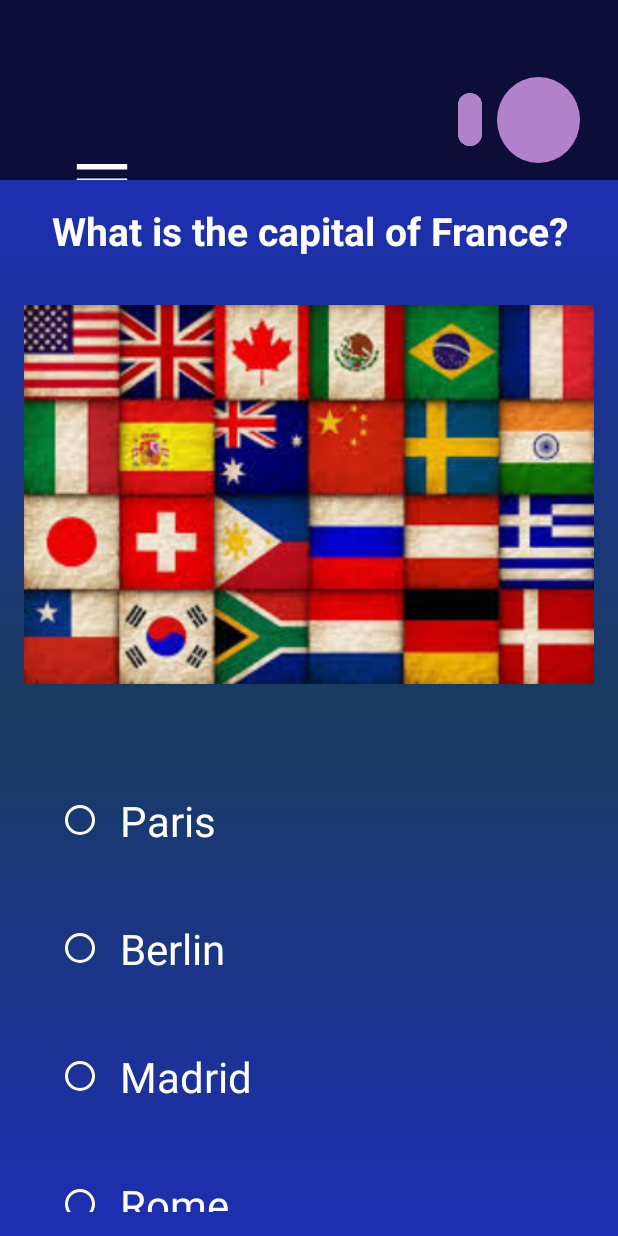
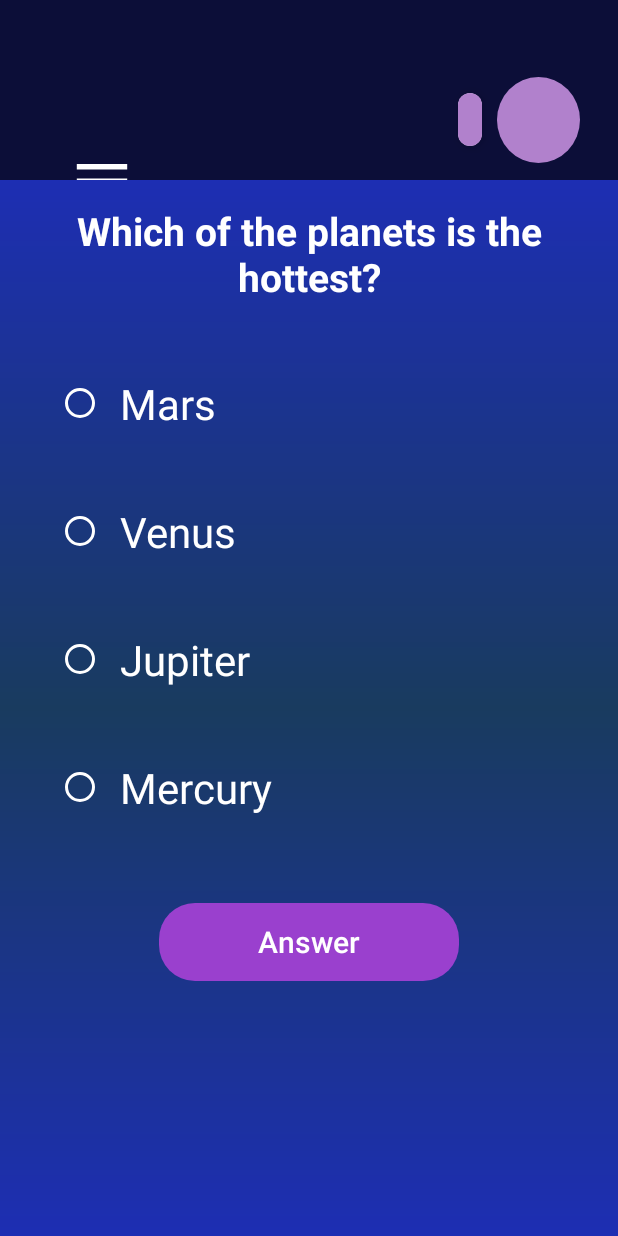
Before and after one commit to MikePap3421/Quiz_App, an Android app built with Jetpack Compose: the SecondActivity screen opened directly, with no data from a screen before it, after a tap on "Science", on a phone screen of 412 x 824 dp. Run offline under Robolectric (Android 15) with nearby library versions, the phone set to English and light mode, and no system bars; our stand-ins replace Room's generated code; 3 other taps on this screen came first.

Commit message:
Add files via upload

```diff
--- a/src/main/java/com/example/quizappproject/Dao/QuestionDao.kt
+++ b/src/main/java/com/example/quizappproject/Dao/QuestionDao.kt
@@ -14,7 +14,7 @@ interface QuestionDao {
     suspend fun insertQuestion(question: QuestionEntity)
 
     @Query("SELECT * FROM questions WHERE categoryName = :categoryName")
-     fun getQuestionsByCategory(categoryName: String): List<QuestionEntity>
+     suspend fun getQuestionsByCategory(categoryName: String): List<QuestionEntity>
 
     @Query("SELECT * FROM questions")
     suspend fun getAllQuestions(): List<QuestionEntity>
--- a/src/main/java/com/example/quizappproject/Fragments/QuestionFragment.kt
+++ b/src/main/java/com/example/quizappproject/Fragments/QuestionFragment.kt
@@ -4,7 +4,11 @@ import android.os.Bundle
 import android.view.*
 import android.widget.*
 import androidx.fragment.app.Fragment
+import androidx.lifecycle.lifecycleScope
+import com.example.quizappproject.AppDatabase
+import com.example.quizappproject.Entities.QuestionEntity
 import com.example.quizappproject.R
+import kotlinx.coroutines.launch
 
 class QuestionFragment : Fragment() {
 
@@ -14,6 +18,9 @@ class QuestionFragment : Fragment() {
     private lateinit var questionImage: ImageView
     private lateinit var radioGroup: RadioGroup
     private lateinit var answerButton: Button
+
+    private var questions: List<QuestionEntity> = emptyList()
+    private var currentIndex = 0
 
     override fun onCreate(savedInstanceState: Bundle?) {
         super.onCreate(savedInstanceState)
@@ -28,42 +35,70 @@ class QuestionFragment : Fragment() {
     }
 
     override fun onViewCreated(view: View, savedInstanceState: Bundle?) {
+        super.onViewCreated(view, savedInstanceState)
+
         questionText = view.findViewById(R.id.questionTextView)
         questionImage = view.findViewById(R.id.question_img)
         radioGroup = view.findViewById(R.id.answersRadioGroup)
         answerButton = view.findViewById(R.id.submitAnswerButton)
 
-        // 👇 Placeholder question
-        loadMockQuestion()
+        lifecycleScope.launch {
+            val db = AppDatabase.getDatabase(requireContext())
+            questions = db.questionDao().getQuestionsByCategory(categoryName ?: "")
+
+            if (questions.isNotEmpty()) {
+                showQuestion(questions[currentIndex])
+            } else {
+                questionText.text = "No questions available for this category"
+                answerButton.visibility = View.GONE
+            }
+        }
 
         answerButton.setOnClickListener {
             val selectedId = radioGroup.checkedRadioButtonId
             if (selectedId == -1) {
                 Toast.makeText(requireContext(), "Please select an answer", Toast.LENGTH_SHORT).show()
             } else {
-                val selectedAnswer = view.findViewById<RadioButton>(selectedId)
-                checkAnswer(selectedAnswer.text.toString())
+                checkAnswer(selectedId)
             }
         }
     }
 
-    private fun loadMockQuestion() {
-        questionText.text = "What is the capital of France?"
-        questionImage.setImageResource(R.drawable.flags) // use a dummy image
-        val answers = listOf("Paris", "Berlin", "Madrid", "Rome")
+    private fun showQuestion(question: QuestionEntity) {
+        questionText.text = question.questionText
+
+        // Load image by name from drawable
+        if (!question.imageUrl.isNullOrEmpty()) {
+            val resId = resources.getIdentifier(question.imageUrl, "drawable", requireContext().packageName)
+            if (resId != 0) {
+                questionImage.setImageResource(resId)
+                questionImage.visibility = View.VISIBLE
+            } else {
+                questionImage.visibility = View.GONE
+            }
+        } else {
+            questionImage.visibility = View.GONE
+        }
+
+        val answers = listOf(
+            question.answer1,
+            question.answer2,
+            question.answer3,
+            question.answer4
+        )
 
         radioGroup.removeAllViews()
-        for (answer in answers) {
+        answers.forEachIndexed { index, answer ->
             val radioButton = RadioButton(requireContext()).apply {
                 text = answer
                 id = View.generateViewId()
+                tag = index // This keeps track of the position
                 textSize = 28f
                 setPadding(16, 24, 16, 24)
                 minHeight = 72
                 setTextColor(resources.getColor(R.color.white, null))
                 buttonTintList = resources.getColorStateList(R.color.white, null)
                 gravity = Gravity.CENTER_VERTICAL
-
                 layoutParams = RadioGroup.LayoutParams(
                     RadioGroup.LayoutParams.WRAP_CONTENT,
                     RadioGroup.LayoutParams.WRAP_CONTENT
@@ -73,23 +108,37 @@ class QuestionFragment : Fragment() {
                     marginStart = 8
                     marginEnd = 8
                 }
-
             }
             radioGroup.addView(radioButton)
         }
-
-
     }
 
-    private fun checkAnswer(selected: String) {
-        val correctAnswer = "Paris"
-        if (selected == correctAnswer) {
+    private fun checkAnswer(selectedId: Int) {
+        val selectedRadioButton = view?.findViewById<RadioButton>(selectedId)
+        val selectedIndex = selectedRadioButton?.tag as? Int
+
+        val correctAnswerIndex = questions[currentIndex].correctAnswerIndex-1
+
+        if (selectedIndex == correctAnswerIndex) {
             Toast.makeText(requireContext(), "Correct! 🎉", Toast.LENGTH_SHORT).show()
         } else {
-            Toast.makeText(requireContext(), "Wrong! The correct answer was $correctAnswer", Toast.LENGTH_SHORT).show()
+            val correctAnswerText = listOf(
+                questions[currentIndex].answer1,
+                questions[currentIndex].answer2,
+                questions[currentIndex].answer3,
+                questions[currentIndex].answer4
+            )[correctAnswerIndex]
+
+            Toast.makeText(requireContext(), "Wrong! Correct answer: $correctAnswerText", Toast.LENGTH_SHORT).show()
         }
 
-        // 👇 Later: Load next question or show results
+        currentIndex++
+        if (currentIndex < questions.size) {
+            showQuestion(questions[currentIndex])
+        } else {
+            Toast.makeText(requireContext(), "Quiz Finished!", Toast.LENGTH_LONG).show()
+            answerButton.isEnabled = false
+        }
     }
 
     companion object {
--- a/src/main/java/com/example/quizappproject/ViewModels/QuestionViewModel.kt
+++ b/src/main/java/com/example/quizappproject/ViewModels/QuestionViewModel.kt
@@ -14,7 +14,7 @@ class QuestionViewModel(private val repository: QuestionRepository) : ViewModel(
         }
     }
 
-    fun getQuestionsByCategory(category: String): List<QuestionEntity> {
-        return repository.getQuestionsByCategory(category)
+    suspend fun getQuestionsByCategory(category: String): List<QuestionEntity> {
+        return repository.getQuestionsForCategory(category)
     }
 }
--- a/src/main/res/layout/fragment_question.xml
+++ b/src/main/res/layout/fragment_question.xml
@@ -9,8 +9,8 @@
     <LinearLayout
         android:layout_width="match_parent"
         android:layout_height="wrap_content"
+        android:gravity="center_horizontal"
         android:orientation="vertical"
-        android:gravity="center_horizontal"
         android:paddingBottom="32dp">
 
         <!-- Question Text -->
@@ -18,91 +18,92 @@
             android:id="@+id/questionTextView"
             android:layout_width="wrap_content"
             android:layout_height="wrap_content"
+            android:layout_marginBottom="24dp"
             android:text="What is the capital of France?"
+            android:textAlignment="center"
+            android:textColor="@android:color/white"
             android:textSize="26sp"
-            android:textStyle="bold"
-            android:textColor="@android:color/white"
-            android:layout_marginBottom="24dp"
-            android:textAlignment="center" />
+            android:textStyle="bold" />
 
         <!-- ImageView (Responsive width) -->
+
+        <!-- Answer Options -->
+
+        <!-- Submit Button -->
         <ImageView
             android:id="@+id/question_img"
             android:layout_width="match_parent"
             android:layout_height="wrap_content"
-            android:layout_marginBottom="24dp"
+            android:scaleX="0.8"
+            android:scaleY="0.8"
             android:layout_marginTop="8dp"
             android:adjustViewBounds="true"
             android:maxHeight="300dp"
             android:scaleType="centerCrop"
             android:src="@drawable/flags" />
 
-        <!-- Answer Options -->
-
-        <!-- Submit Button -->
         <RadioGroup
             android:id="@+id/answersRadioGroup"
             android:layout_width="match_parent"
             android:layout_height="wrap_content"
+            android:layout_marginBottom="16dp"
+            android:divider="@android:color/transparent"
+            android:dividerPadding="12dp"
             android:orientation="vertical"
             android:paddingHorizontal="16dp"
-            android:layout_marginTop="24dp"
-            android:layout_marginBottom="16dp"
-            android:divider="@android:color/transparent"
-            android:showDividers="middle"
-            android:dividerPadding="12dp">
+            android:showDividers="middle">
 
             <RadioButton
                 android:id="@+id/answer1"
                 android:layout_width="match_parent"
                 android:layout_height="wrap_content"
+                android:background="?attr/selectableItemBackground"
+                android:buttonTint="@android:color/white"
+                android:gravity="center_vertical"
                 android:minHeight="72dp"
                 android:padding="20dp"
                 android:text="Paris"
-                android:textSize="22sp"
                 android:textColor="@android:color/white"
-                android:buttonTint="@android:color/white"
-                android:background="?attr/selectableItemBackground"
-                android:gravity="center_vertical" />
+                android:textSize="22sp" />
 
             <RadioButton
                 android:id="@+id/answer2"
                 android:layout_width="match_parent"
                 android:layout_height="wrap_content"
+                android:background="?attr/selectableItemBackground"
+                android:buttonTint="@android:color/white"
+                android:gravity="center_vertical"
                 android:minHeight="72dp"
                 android:padding="20dp"
                 android:text="Rome"
-                android:textSize="22sp"
                 android:textColor="@android:color/white"
-                android:buttonTint="@android:color/white"
-                android:background="?attr/selectableItemBackground"
-                android:gravity="center_vertical" />
+                android:textSize="22sp" />
 
             <RadioButton
                 android:id="@+id/answer3"
                 android:layout_width="match_parent"
                 android:layout_height="wrap_content"
+                android:background="?attr/selectableItemBackground"
+                android:buttonTint="@android:color/white"
+                android:gravity="center_vertical"
                 android:minHeight="72dp"
                 android:padding="20dp"
                 android:text="Berlin"
-                android:textSize="22sp"
                 android:textColor="@android:color/white"
-                android:buttonTint="@android:color/white"
-                android:background="?attr/selectableItemBackground"
-                android:gravity="center_vertical" />
+                android:textSize="22sp" />
 
             <RadioButton
                 android:id="@+id/answer4"
                 android:layout_width="match_parent"
                 android:layout_height="wrap_content"
+                android:background="?attr/selectableItemBackground"
+                android:buttonTint="@android:color/white"
+                android:gravity="center_vertical"
                 android:minHeight="72dp"
                 android:padding="20dp"
                 android:text="Madrid"
-                android:textSize="22sp"
                 android:textColor="@android:color/white"
-                android:buttonTint="@android:color/white"
-                android:background="?attr/selectableItemBackground"
-                android:gravity="center_vertical" />
+                android:textSize="22sp" />
         </RadioGroup>
 
 
@@ -112,10 +113,10 @@
             android:layout_height="60dp"
             android:layout_marginTop="14dp"
             android:text="Answer"
+            android:textColor="@android:color/white"
             android:textSize="20sp"
-            android:textColor="@android:color/white"
-            app:cornerRadius="24dp"
-            app:backgroundTint="#9A40CE" />
+            app:backgroundTint="#9A40CE"
+            app:cornerRadius="24dp" />
 
     </LinearLayout>
 </androidx.core.widget.NestedScrollView>
```
Also changed, not shown: src/main/assets/quiz_questions.json (+10 -10 lines), src/main/java/com/example/quizappproject/MainActivity.kt (+4 -4 lines), src/main/java/com/example/quizappproject/Repositories/QuestionRepository.kt (+12 -7 lines), src/main/res/drawable/bhutan.png (added), src/main/res/drawable/cameroon.png (added), src/main/res/drawable/canada.png (added), src/main/res/drawable/china.png (added), src/main/res/drawable/ireland.png (added), src/main/res/drawable/japan.png (added), src/main/res/drawable/netherlands.png (added), src/main/res/drawable/somalia.png (added), src/main/res/drawable/sweden.png (added), src/main/res/drawable/switzerland.png (added).
